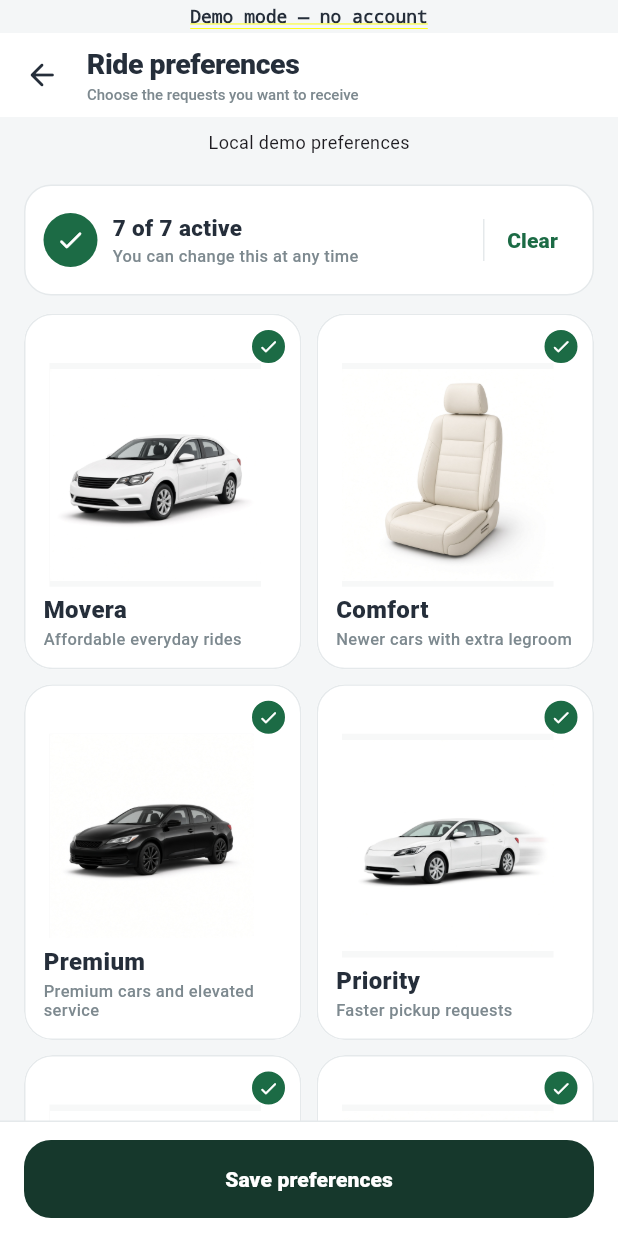
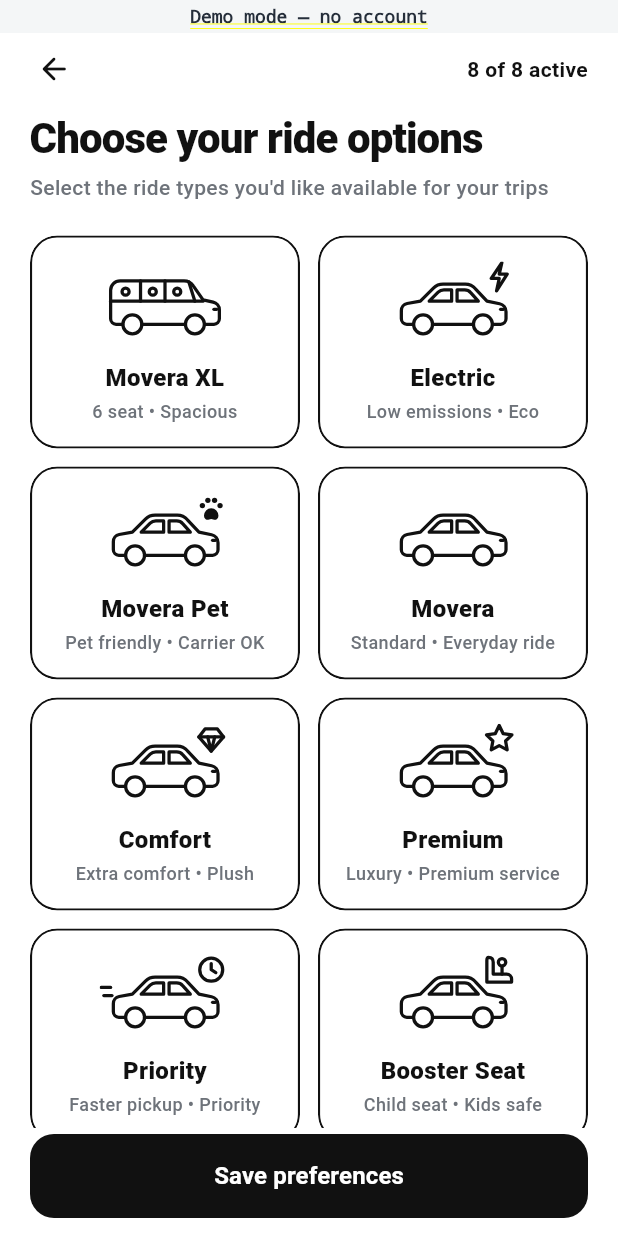
Before and after one commit to baccarisverige-ux/Movera-drider-, a Flutter app: the Preferences screen opened directly, on a phone screen of 412 x 824 dp. Run offline on Flutter 3.47's test engine with Material 3 defaults, Android fonts, the phone set to English and light mode, and no system bars; our stand-ins replace dotted_line, file_picker, flutter_rating_bar, flutter_screenutil, flutter_svg, geolocator and 7 more; missing offline and left inert: circle_progress_bar, country_pickers, mobkit_dashed_border, pointer_interceptor; accounts and stored records are empty; network calls fail.

Commit message:
Redesign Ride preferences as a line-icon ride options grid
White screen with "N of 8 active", "Choose your ride options" heading,
a two-column grid of outlined cards with line-art ride icons, and a
black Save preferences button. Adds the Booster Seat category; older
saved selections keep their values and new categories start enabled.
Replaces the unused photo assets with eight SVG line icons.

Co-Authored-By: Claude Opus 5.5 <noreply@anthropic.com>
Claude-Session: https://claude.ai/code/session_01EKMMJ5CGCaxTcP2ZkW8tJH

```diff
--- a/lib/constants/appassets.dart
+++ b/lib/constants/appassets.dart
@@ -15,6 +15,15 @@ class AppAssets {
   static const String navCreditCard = 'assets/icons/nav_credit_card.svg';
   static const String navMessagesSquare = 'assets/icons/nav_messages_square.svg';
   static const String navScheduledRide = 'assets/icons/nav_scheduled_ride.png';
+  // Ride preference line icons
+  static const String rideMovera = 'assets/icons/ride_movera.svg';
+  static const String rideComfort = 'assets/icons/ride_comfort.svg';
+  static const String ridePremium = 'assets/icons/ride_premium.svg';
+  static const String ridePriority = 'assets/icons/ride_priority.svg';
+  static const String rideXl = 'assets/icons/ride_xl.svg';
+  static const String rideElectric = 'assets/icons/ride_electric.svg';
+  static const String ridePet = 'assets/icons/ride_pet.svg';
+  static const String rideBooster = 'assets/icons/ride_booster.svg';
   static const String search = 'assets/icons/search.png';
   static const String arrowUp = 'assets/icons/arrow_up.png';
   static const String triangle = 'assets/icons/triangle.png';
--- a/lib/presentation/driver/preferences/preferences.dart
+++ b/lib/presentation/driver/preferences/preferences.dart
@@ -1,5 +1,7 @@
+import 'package:flutter/material.dart';
+import 'package:flutter_svg/flutter_svg.dart';
+import 'package:movera/constants/appassets.dart';
 import 'package:movera/core/settings/settings_repository.dart';
-import 'package:flutter/material.dart';
 
 class Preferences extends StatefulWidget {
   const Preferences({super.key});
@@ -9,50 +11,56 @@ class Preferences extends StatefulWidget {
 }
 
 class _PreferencesState extends State<Preferences> {
-  static const Color _ink = Color(0xFF252E3A);
-  static const Color _muted = Color(0xFF7D898F);
-  static const Color _line = Color(0xFFE5E9EB);
-  static const Color _canvas = Color(0xFFF4F6F7);
+  static const Color _ink = Color(0xFF111111);
+  static const Color _muted = Color(0xFF6E737A);
+  static const Color _line = Color(0xFFE3E6EA);
 
-  static const Color _green = Color(0xFF1C6B45);
-
+  // Stored order: the saved `selected` list is indexed by this list, so new
+  // categories are only ever appended. [_displayOrder] controls the grid.
   final List<_DriverCategory> _categories = const [
     _DriverCategory(
       title: 'Movera',
-      subtitle: 'Affordable everyday rides',
-      image: 'assets/images/prefs/movera.jpg',
+      subtitle: 'Standard • Everyday ride',
+      icon: AppAssets.rideMovera,
     ),
     _DriverCategory(
       title: 'Comfort',
-      subtitle: 'Newer cars with extra legroom',
-      image: 'assets/images/prefs/comfort.jpg',
+      subtitle: 'Extra comfort • Plush',
+      icon: AppAssets.rideComfort,
     ),
     _DriverCategory(
       title: 'Premium',
-      subtitle: 'Premium cars and elevated service',
-      image: 'assets/images/prefs/premium.jpg',
+      subtitle: 'Luxury • Premium service',
+      icon: AppAssets.ridePremium,
     ),
     _DriverCategory(
       title: 'Priority',
-      subtitle: 'Faster pickup requests',
-      image: 'assets/images/prefs/priority.jpg',
+      subtitle: 'Faster pickup • Priority',
+      icon: AppAssets.ridePriority,
     ),
     _DriverCategory(
       title: 'Movera XL',
-      subtitle: 'Larger groups of up to 6 riders',
-      image: 'assets/images/prefs/xl.jpg',
+      subtitle: '6 seat • Spacious',
+      icon: AppAssets.rideXl,
     ),
     _DriverCategory(
       title: 'Electric',
-      subtitle: 'Quiet and fossil-free rides',
-      image: 'assets/images/prefs/electric.jpg',
+      subtitle: 'Low emissions • Eco',
+      icon: AppAssets.rideElectric,
     ),
     _DriverCategory(
       title: 'Movera Pet',
-      subtitle: 'Pet-friendly ride requests',
-      image: 'assets/images/prefs/pet.jpg',
+      subtitle: 'Pet friendly • Carrier OK',
+      icon: AppAssets.ridePet,
+    ),
+    _DriverCategory(
+      title: 'Booster Seat',
+      subtitle: 'Child seat • Kids safe',
+      icon: AppAssets.rideBooster,
     ),
   ];
+
+  static const List<int> _displayOrder = [4, 5, 6, 0, 1, 2, 3, 7];
 
   late List<bool> _selected;
 
@@ -60,18 +68,47 @@ class _PreferencesState extends State<Preferences> {
   bool _settingsTouched = false;
   Future<void> _restoreSettings() async {
     try {
-    final data=await _settings.read('categories'); if(!mounted || _settingsTouched) { return; }
-    setState(() { if(data['selected'] is List && (data['selected'] as List).length==_categories.length && (data['selected'] as List).every((v)=>v is bool)) { _selected=List<bool>.from(data['selected'] as List); } });
+      final data = await _settings.read('categories');
+      if (!mounted || _settingsTouched) {
+        return;
+      }
+      final saved = data['selected'];
+      setState(() {
+        if (saved is List &&
+            saved.length <= _categories.length &&
+            saved.every((v) => v is bool)) {
+          // Saves from before a category existed keep it enabled by default.
+          _selected = [
+            ...saved.cast<bool>(),
+            ...List<bool>.filled(_categories.length - saved.length, true),
+          ];
+        }
+      });
     } catch (_) {
-      if(mounted) { ScaffoldMessenger.of(context).showSnackBar(SnackBar(
+      if (mounted) {
+        ScaffoldMessenger.of(context).showSnackBar(
+          SnackBar(
             content: const Text('Could not load saved preferences.'),
-        action: SnackBarAction(label:'Retry',onPressed:_restoreSettings))); }
+            action: SnackBarAction(label: 'Retry', onPressed: _restoreSettings),
+          ),
+        );
       }
     }
+  }
+
   Future<bool> _persistSettings() async {
-    _settingsTouched=true;
-    try { await _settings.save('categories',{'selected':_selected}); return true; }
-    catch(_) { if(mounted) { ScaffoldMessenger.of(context).showSnackBar(const SnackBar(content:Text('Could not save preferences. Retry.'))); } return false; }
+    _settingsTouched = true;
+    try {
+      await _settings.save('categories', {'selected': _selected});
+      return true;
+    } catch (_) {
+      if (mounted) {
+        ScaffoldMessenger.of(context).showSnackBar(
+          const SnackBar(content: Text('Could not save preferences. Retry.')),
+        );
+      }
+      return false;
+    }
   }
 
   @override
@@ -83,16 +120,17 @@ class _PreferencesState extends State<Preferences> {
 
   int get _selectedCount => _selected.where((selected) => selected).length;
 
-  void _toggleAll() {
-    final selectAll = _selectedCount != _categories.length;
+  void _toggle(int index) {
     setState(() {
-      _selected = List<bool>.filled(_categories.length, selectAll);
+      _selected[index] = !_selected[index];
     });
     _persistSettings();
   }
 
   Future<void> _save() async {
-    if (!await _persistSettings() || !mounted) { return; }
+    if (!await _persistSettings() || !mounted) {
+      return;
+    }
     ScaffoldMessenger.of(context).showSnackBar(
       SnackBar(
         content: Text(
@@ -108,132 +146,48 @@ class _PreferencesState extends State<Preferences> {
 
   @override
   Widget build(BuildContext context) {
+    final largeText = MediaQuery.textScalerOf(context).scale(14) > 20;
     return Scaffold(
-      backgroundColor: _canvas,
-      appBar: AppBar(
-        automaticallyImplyLeading: false,
       backgroundColor: Colors.white,
-        surfaceTintColor: Colors.transparent,
-        elevation: 0,
-        leading: IconButton(tooltip: 'Back',
-          onPressed: () => Navigator.of(context).maybePop(),
-          icon: const Icon(Icons.arrow_back_rounded),
-          color: _ink,
-        ),
-        titleSpacing: 2,
-        title: const Column(
-          mainAxisSize: MainAxisSize.min,
-          crossAxisAlignment: CrossAxisAlignment.start,
+      body: SafeArea(
+        child: largeText
+            ? ListView(
+                padding: const EdgeInsets.symmetric(horizontal: 20),
                 children: [
-            Text(
-              'Ride preferences',
-              style: TextStyle(
-                color: _ink,
-                fontSize: 19,
-                fontWeight: FontWeight.w800,
-                letterSpacing: -0.3,
-              ),
-            ),
-            SizedBox(height: 2),
-            Text(
-              'Choose the requests you want to receive',
-              style: TextStyle(
-                color: _muted,
-                fontSize: 10,
-                fontWeight: FontWeight.w500,
-              ),
-            ),
-          ],
-        ),
-      ),
-      body: SafeArea(
-        top: false,
-        child: MediaQuery.textScalerOf(context).scale(14) > 20
-          ? ListView(padding: const EdgeInsets.symmetric(horizontal: 16), children: [
-              const Padding(padding: EdgeInsets.all(8), child: Text('Local demo preferences', style: TextStyle(fontSize: 12))),
-              _buildSummary(),
-              for (var index = 0; index < _categories.length; index++)
-                Padding(padding: const EdgeInsets.only(bottom: 10), child: SizedBox(height: 330, child: _buildCategory(index))),
-              _buildSaveArea(),
-            ])
-          : Column(
-          children: [
-            const Padding(padding: EdgeInsets.all(8), child: Text('Local demo preferences', style: TextStyle(fontSize: 12))),
-            _buildSummary(),
-            Expanded(
-              child: GridView.builder(
-                padding: const EdgeInsets.fromLTRB(16, 4, 16, 20),
-                gridDelegate: SliverGridDelegateWithFixedCrossAxisCount(
-                  crossAxisCount: MediaQuery.textScalerOf(context).scale(14) > 20 ? 1 : 2,
-                  mainAxisExtent: MediaQuery.textScalerOf(context).scale(14) > 20 ? 330 : null,
-                  mainAxisSpacing: 10,
-                  crossAxisSpacing: 10,
-                  childAspectRatio: 0.78,
-                ),
-                itemCount: _categories.length,
-                itemBuilder: (context, index) => _buildCategory(index),
-              ),
+                  _buildTopBar(),
+                  _buildHeading(),
+                  for (final index in _displayOrder)
+                    Padding(
+                      padding: const EdgeInsets.only(bottom: 12),
+                      child: _buildCategory(index),
                     ),
                   _buildSaveArea(),
                 ],
+              )
+            : Column(
+                children: [
+                  Padding(
+                    padding: const EdgeInsets.symmetric(horizontal: 20),
+                    child: Column(children: [_buildTopBar(), _buildHeading()]),
+                  ),
+                  Expanded(
+                    child: GridView.builder(
+                      padding: const EdgeInsets.fromLTRB(20, 4, 20, 16),
+                      gridDelegate:
+                          const SliverGridDelegateWithFixedCrossAxisCount(
+                            crossAxisCount: 2,
+                            mainAxisSpacing: 12,
+                            crossAxisSpacing: 12,
+                            mainAxisExtent: 142,
+                          ),
+                      itemCount: _displayOrder.length,
+                      itemBuilder: (context, i) =>
+                          _buildCategory(_displayOrder[i]),
                     ),
                   ),
-    );
-  }
-
-  Widget _buildSummary() {
-    return Padding(
-      padding: const EdgeInsets.fromLTRB(16, 12, 16, 8),
-      child: Container(
-        padding: const EdgeInsets.fromLTRB(12, 12, 8, 12),
-        decoration: BoxDecoration(
-          color: Colors.white,
-          borderRadius: BorderRadius.circular(18),
-          border: Border.all(color: _line),
-        ),
-        child: Row(
-          children: [
-            Container(
-              height: 36,
-              width: 36,
-              decoration: const BoxDecoration(
-                color: _green,
-                shape: BoxShape.circle,
-              ),
-              child: const Icon(Icons.check_rounded, color: Colors.white, size: 20),
-            ),
-            const SizedBox(width: 10),
-            Expanded(
-              child: Column(
-                crossAxisAlignment: CrossAxisAlignment.start,
-                children: [
-                  Text(
-                    '$_selectedCount of 7 active',
-                    style: const TextStyle(
-                      color: _ink,
-                      fontSize: 15,
-                      fontWeight: FontWeight.w800,
-                    ),
-                  ),
-                  const Text(
-                    'You can change this at any time',
-                    style: TextStyle(
-                      color: _muted,
-                      fontSize: 11,
-                      fontWeight: FontWeight.w500,
-                    ),
-                  ),
-                ],
-              ),
-            ),
-            Container(width: 1, height: 28, color: _line),
-            TextButton(
-              onPressed: _toggleAll,
-              style: TextButton.styleFrom(foregroundColor: _green),
-              child: Text(
-                _selectedCount == _categories.length ? 'Clear' : 'All',
-                style: const TextStyle(fontSize: 14, fontWeight: FontWeight.w800),
-              ),
+                  Padding(
+                    padding: const EdgeInsets.symmetric(horizontal: 20),
+                    child: _buildSaveArea(),
                   ),
                 ],
               ),
@@ -241,84 +195,122 @@ class _PreferencesState extends State<Preferences> {
     );
   }
 
+  Widget _buildTopBar() {
+    return Row(
+      children: [
+        IconButton(
+          tooltip: 'Back',
+          onPressed: () => Navigator.of(context).maybePop(),
+          icon: const Icon(Icons.arrow_back_rounded),
+          color: _ink,
+          padding: EdgeInsets.zero,
+          alignment: Alignment.centerLeft,
+        ),
+        const SizedBox(width: 12),
+        Expanded(
+          child: Text(
+            '$_selectedCount of ${_categories.length} active',
+            textAlign: TextAlign.end,
+            style: const TextStyle(
+              color: _ink,
+              fontSize: 14,
+              fontWeight: FontWeight.w600,
+            ),
+          ),
+        ),
+      ],
+    );
+  }
+
+  Widget _buildHeading() {
+    return const Padding(
+      padding: EdgeInsets.fromLTRB(0, 6, 0, 18),
+      child: Column(
+        crossAxisAlignment: CrossAxisAlignment.start,
+        children: [
+          SizedBox(
+            width: double.infinity,
+            child: Text(
+              'Choose your ride options',
+              style: TextStyle(
+                color: _ink,
+                fontSize: 28,
+                height: 1.15,
+                fontWeight: FontWeight.w800,
+                letterSpacing: -0.6,
+              ),
+            ),
+          ),
+          SizedBox(height: 8),
+          Text(
+            "Select the ride types you'd like available for your trips",
+            style: TextStyle(
+              color: _muted,
+              fontSize: 14,
+              height: 1.35,
+              fontWeight: FontWeight.w500,
+            ),
+          ),
+        ],
+      ),
+    );
+  }
+
   Widget _buildCategory(int index) {
     final category = _categories[index];
     final selected = _selected[index];
+    final foreground = selected ? _ink : const Color(0xFFB4B9BF);
 
-    return Material(
-      color: selected ? Colors.white : const Color(0xFFF8F9F9),
-      borderRadius: BorderRadius.circular(19),
+    return Semantics(
+      button: true,
+      selected: selected,
+      child: Material(
+        color: Colors.white,
+        borderRadius: BorderRadius.circular(18),
         clipBehavior: Clip.antiAlias,
         child: InkWell(
-        onTap: () {
-          setState(() {
-            _selected[index] = !_selected[index];
-          });
-          _persistSettings();
-        },
+          onTap: () => _toggle(index),
           child: AnimatedContainer(
             duration: const Duration(milliseconds: 180),
             curve: Curves.easeOut,
             decoration: BoxDecoration(
-            borderRadius: BorderRadius.circular(19),
-            border: Border.all(color: _line),
-          ),
-          child: Padding(
-            padding: const EdgeInsets.fromLTRB(12, 10, 10, 12),
-            child: Column(
-              crossAxisAlignment: CrossAxisAlignment.start,
-              children: [
-                Align(
-                  alignment: Alignment.topRight,
-                  child: AnimatedContainer(
-                    duration: const Duration(milliseconds: 180),
-                    height: 22,
-                    width: 22,
-                    decoration: BoxDecoration(
-                      color: selected ? _green : Colors.transparent,
-                      shape: BoxShape.circle,
+              borderRadius: BorderRadius.circular(18),
               border: Border.all(
-                        color: selected ? _green : const Color(0xFFD5DADD),
-                        width: 1.4,
+                color: selected ? _ink : _line,
+                width: selected ? 1.4 : 1.2,
               ),
             ),
-                    child: selected
-                        ? const Icon(Icons.check_rounded, color: Colors.white, size: 14)
-                        : null,
+            padding: const EdgeInsets.fromLTRB(10, 10, 10, 10),
+            child: Column(
+              mainAxisAlignment: MainAxisAlignment.center,
+              children: [
+                SvgPicture.asset(
+                  category.icon,
+                  height: 58,
+                  colorFilter: ColorFilter.mode(foreground, BlendMode.srcIn),
                 ),
-                ),
-                Expanded(
-                  child: Padding(
-                    padding: const EdgeInsets.fromLTRB(4, 0, 16, 4),
-                    child: ColoredBox(
-                      color: const Color(0xFFF7F8F8),
-                      child: Image.asset(
-                        category.image,
-                        fit: BoxFit.contain,
-                        errorBuilder: (_, __, ___) => const SizedBox.shrink(),
-                      ),
-                    ),
-                  ),
-                ),
+                const SizedBox(height: 8),
                 Text(
                   category.title,
                   maxLines: 1,
                   overflow: TextOverflow.ellipsis,
-                  style: const TextStyle(
-                    color: _ink,
+                  textAlign: TextAlign.center,
+                  style: TextStyle(
+                    color: selected ? _ink : _muted,
                     fontSize: 16,
                     fontWeight: FontWeight.w800,
                   ),
                 ),
-                const SizedBox(height: 2),
+                const SizedBox(height: 3),
                 Text(
                   category.subtitle,
                   maxLines: 2,
                   overflow: TextOverflow.ellipsis,
+                  textAlign: TextAlign.center,
                   style: const TextStyle(
                     color: _muted,
-                    fontSize: 11,
-                    height: 1.2,
+                    fontSize: 12,
+                    height: 1.25,
                     fontWeight: FontWeight.w500,
                   ),
                 ),
@@ -331,35 +323,24 @@ class _PreferencesState extends State<Preferences> {
   }
 
   Widget _buildSaveArea() {
-    return Container(
-      padding: EdgeInsets.fromLTRB(
-        16,
-        12,
-        16,
-        MediaQuery.paddingOf(context).bottom + 12,
-      ),
-      decoration: const BoxDecoration(
-        color: Colors.white,
-        border: Border(top: BorderSide(color: _line)),
-      ),
+    return Padding(
+      padding: const EdgeInsets.only(top: 4, bottom: 12),
       child: SizedBox(
         width: double.infinity,
-        height: 52,
+        height: 56,
         child: FilledButton(
           onPressed: _selectedCount == 0 ? null : _save,
           style: FilledButton.styleFrom(
-            backgroundColor: const Color(0xFF16382C),
+            backgroundColor: _ink,
+            foregroundColor: Colors.white,
             disabledBackgroundColor: const Color(0xFFD6DBDE),
             shape: RoundedRectangleBorder(
-              borderRadius: BorderRadius.circular(18),
+              borderRadius: BorderRadius.circular(16),
             ),
           ),
           child: const Text(
             'Save preferences',
-            style: TextStyle(
-              fontSize: 14,
-              fontWeight: FontWeight.w800,
-            ),
+            style: TextStyle(fontSize: 16, fontWeight: FontWeight.w700),
           ),
         ),
       ),
@@ -371,10 +352,10 @@ class _DriverCategory {
   const _DriverCategory({
     required this.title,
     required this.subtitle,
-    required this.image,
+    required this.icon,
   });
 
   final String title;
   final String subtitle;
-  final String image;
+  final String icon;
 }
--- a/pubspec.yaml
+++ b/pubspec.yaml
@@ -85,7 +85,6 @@ flutter:
   assets:
     - assets/icons/
     - assets/images/
-    - assets/images/prefs/
 
   # An image asset can refer to one or more resolution-specific "variants", see
   # https://flutter.dev/to/resolution-aware-images
```
Also changed, not shown: assets/icons/ride_booster.svg (added), assets/icons/ride_comfort.svg (added), assets/icons/ride_electric.svg (added), assets/icons/ride_movera.svg (added), assets/icons/ride_pet.svg (added), assets/icons/ride_premium.svg (added), assets/icons/ride_priority.svg (added), assets/icons/ride_xl.svg (added), assets/images/prefs/comfort.jpg (deleted), assets/images/prefs/electric.jpg (deleted), assets/images/prefs/movera.jpg (deleted), assets/images/prefs/pet.jpg (deleted), assets/images/prefs/premium.jpg (deleted), assets/images/prefs/priority.jpg (deleted), 1 more files, 1 other file. Lines whose indentation alone changed are shown as unchanged.
